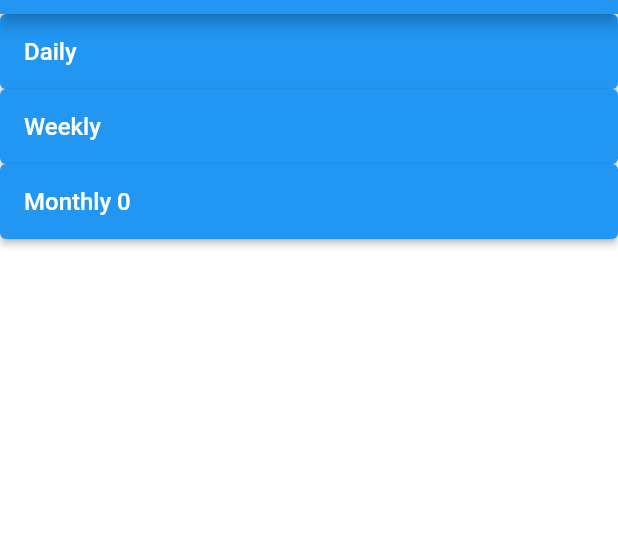
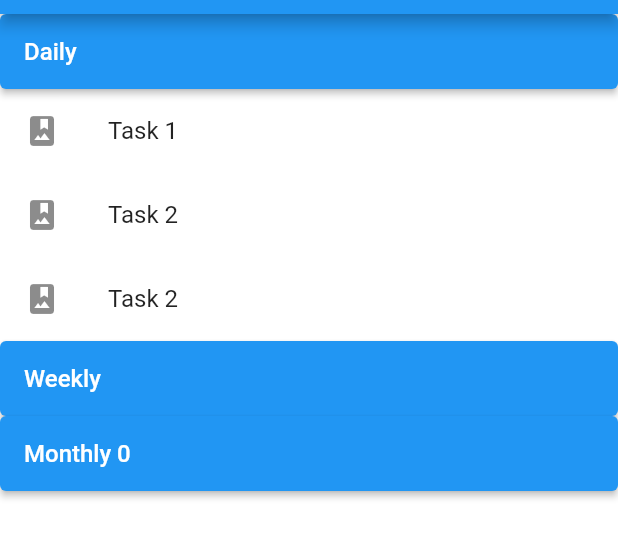
Before and after one commit to m0rticus/taskmaster_project, a Flutter app: the screen it shows after launch, on a phone screen of 412 x 824 dp, the part 70-628 px from its top. Run offline on Flutter 3.47's test engine with Material 2 defaults, Android fonts, the phone set to English and light mode, and no system bars.

Commit message:
added example ListTiles

```diff
--- a/lib/main.dart
+++ b/lib/main.dart
@@ -45,6 +45,24 @@ class MyAppState extends State<MyApp> {
               ),
               onPressed: () => print('Answer 1 chosen'),
             ),
+            ListView(
+              shrinkWrap: true,
+              physics: ClampingScrollPhysics(),
+              children: <Widget>[
+                ListTile(
+                  leading: Icon(Icons.photo_album),
+                  title: Text('Task 1'),
+                ),
+                ListTile(
+                  leading: Icon(Icons.photo_album),
+                  title: Text('Task 2'),
+                ),
+                ListTile(
+                  leading: Icon(Icons.photo_album),
+                  title: Text('Task 2'),
+                ),
+              ],
+            ),
             ElevatedButton(
               style: headerStyle,
               child: Align(
```
